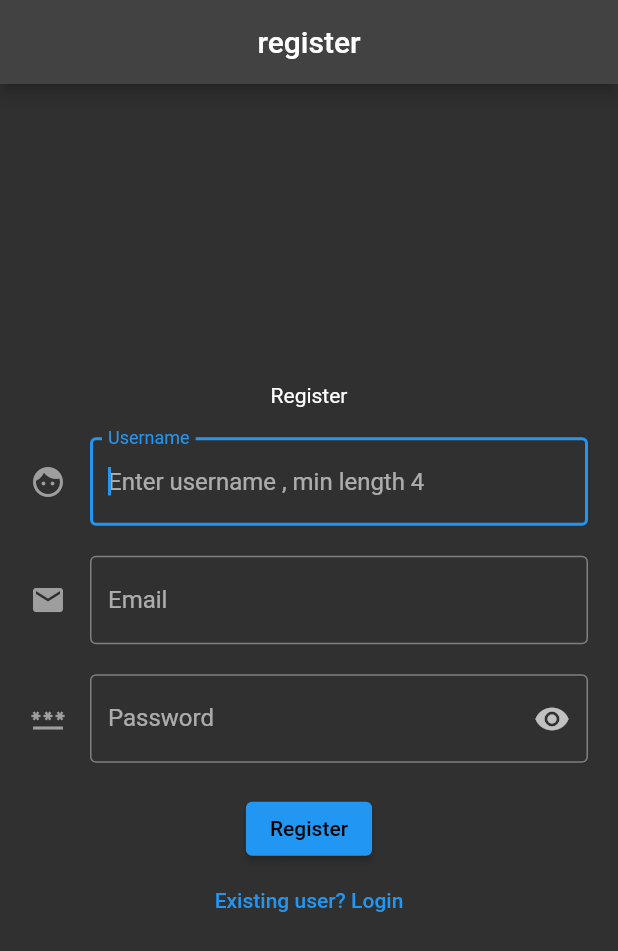
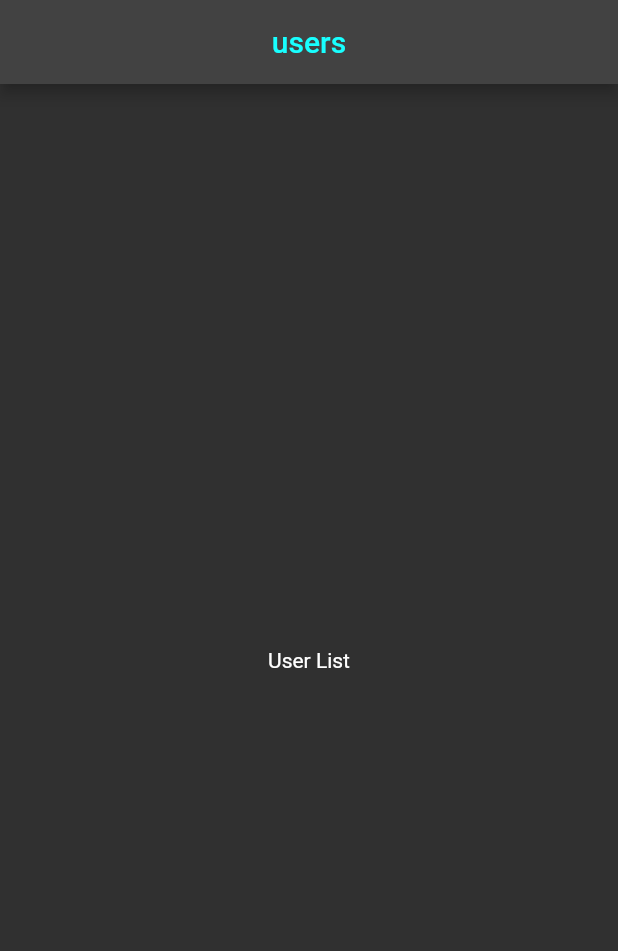
Before and after one commit to IKENMouad/flutter-strapi, a Flutter app: the screen it shows after launch, on a phone screen of 412 x 824 dp. Shown: the top 951 px of the screen. Run offline on Flutter 3.47's test engine with Material 2 defaults, Android fonts, the phone set to English and light mode, and no system bars; our stand-ins replace flutter_redux, redux, redux_thunk, shared_preferences.

```diff
--- a/lib/main.dart
+++ b/lib/main.dart
@@ -1,22 +1,32 @@
+import 'package:app1/models/app_state.dart';
 import 'package:app1/pages/login_page.dart';
 import 'package:app1/pages/register_page.dart';
+import 'package:app1/pages/users_page.dart';
+import 'package:app1/redux/reducers.dart';
 import 'package:flutter/material.dart';
+import 'package:flutter_redux/flutter_redux.dart';
+
+import 'package:redux/redux.dart';
+import 'package:redux_thunk/redux_thunk.dart';
 
 void main() {
-  runApp(const MyApp());
+  final store = Store<AppState>(appReducer,
+      initialState: AppState.intial(), middleware: [thunkMiddleware]);
+  runApp(MyApp(store));
 }
 
 class MyApp extends StatelessWidget {
-  const MyApp({Key? key}) : super(key: key);
+  MyApp(store);
 
   @override
   Widget build(BuildContext context) {
     return MaterialApp(
-        title: 'Flutter Demo',
+        title: 'Flutter Demo 1',
         debugShowCheckedModeBanner: false,
         routes: {
           '/login': (BuildContext context) => const LoginPage(),
-          '/register': (BuildContext context) => const RegisterPage()
+          '/register': (BuildContext context) => const RegisterPage(),
+          '/users': (BuildContext context) => const UsersPage(),
         },
         theme: ThemeData(
             primaryColor: Colors.cyan[400],
@@ -24,9 +34,8 @@ class MyApp extends StatelessWidget {
             textTheme: const TextTheme(
                 headline1:
                     TextStyle(fontSize: 13.0, fontWeight: FontWeight.bold))),
-        home: const RegisterPage()
-        // home: const LoginPage()
-        );
+        // home: const RegisterPage()
+        home: const UsersPage());
   }
 }
 
--- /dev/null
+++ b/lib/pages/users_page.dart
@@ -0,0 +1,45 @@
+import 'dart:convert';
+
+import 'package:flutter/material.dart';
+import 'package:shared_preferences/shared_preferences.dart';
+
+class UsersPage extends StatefulWidget {
+  const UsersPage({Key? key}) : super(key: key);
+  @override
+  _UsersPageState createState() => _UsersPageState();
+}
+
+class _UsersPageState extends State<UsersPage> {
+  @override
+  void initState() {
+    super.initState();
+    _getUser();
+  }
+
+  void _getUser() async {
+    final prefes = await SharedPreferences.getInstance();
+    var storedUser = prefes.getString('user');
+    print(storedUser);
+  }
+
+  @override
+  Widget build(BuildContext context) {
+    return Scaffold(
+      appBar: AppBar(
+        centerTitle: true,
+        title: const Text(
+          'users',
+          style: TextStyle(color: Colors.cyanAccent),
+        ),
+      ),
+      body: Padding(
+        padding: const EdgeInsets.all(8.0),
+        child: Container(
+          child: const Center(
+            child: Text('User List'),
+          ),
+        ),
+      ),
+    );
+  }
+}
--- a/pubspec.yaml
+++ b/pubspec.yaml
@@ -30,6 +30,9 @@ dependencies:
   flutter:
     sdk: flutter
   http: 0.13.3
+  shared_preferences: 2.0.7
+  flutter_redux: ^0.8.2
+  redux_thunk: ^0.4.0
 
   # The following adds the Cupertino Icons font to your application.
   # Use with the CupertinoIcons class for iOS style icons.
```
Also changed, not shown: lib/models/app_state.dart (added, +12 -0 lines), lib/pages/login_page.dart (+74 -2 lines), lib/pages/register_page.dart (+44 -9 lines), lib/redux/reducers.dart (added, +11 -0 lines), pubspec.lock, 4 other files.
